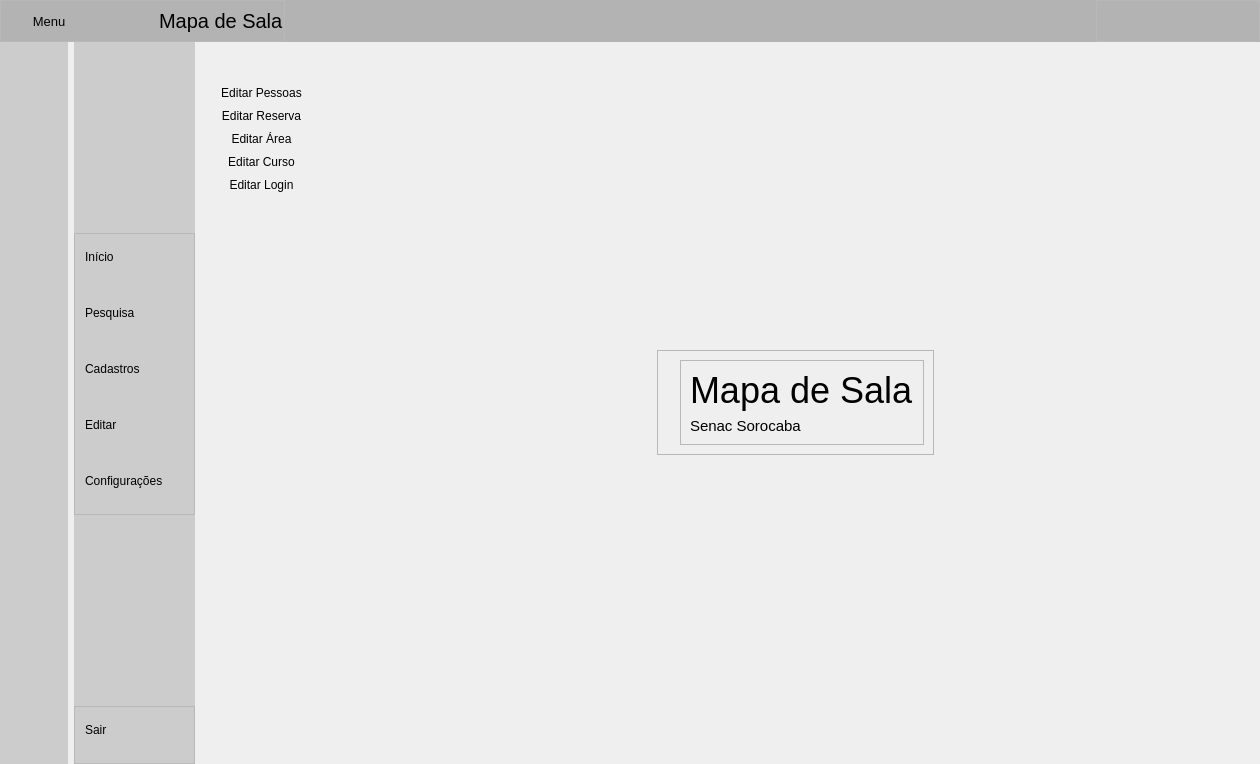
Qt form App/view/ui/home.ui (Senac-SOR-ADS/Mapa-de-Sala) before a commit.
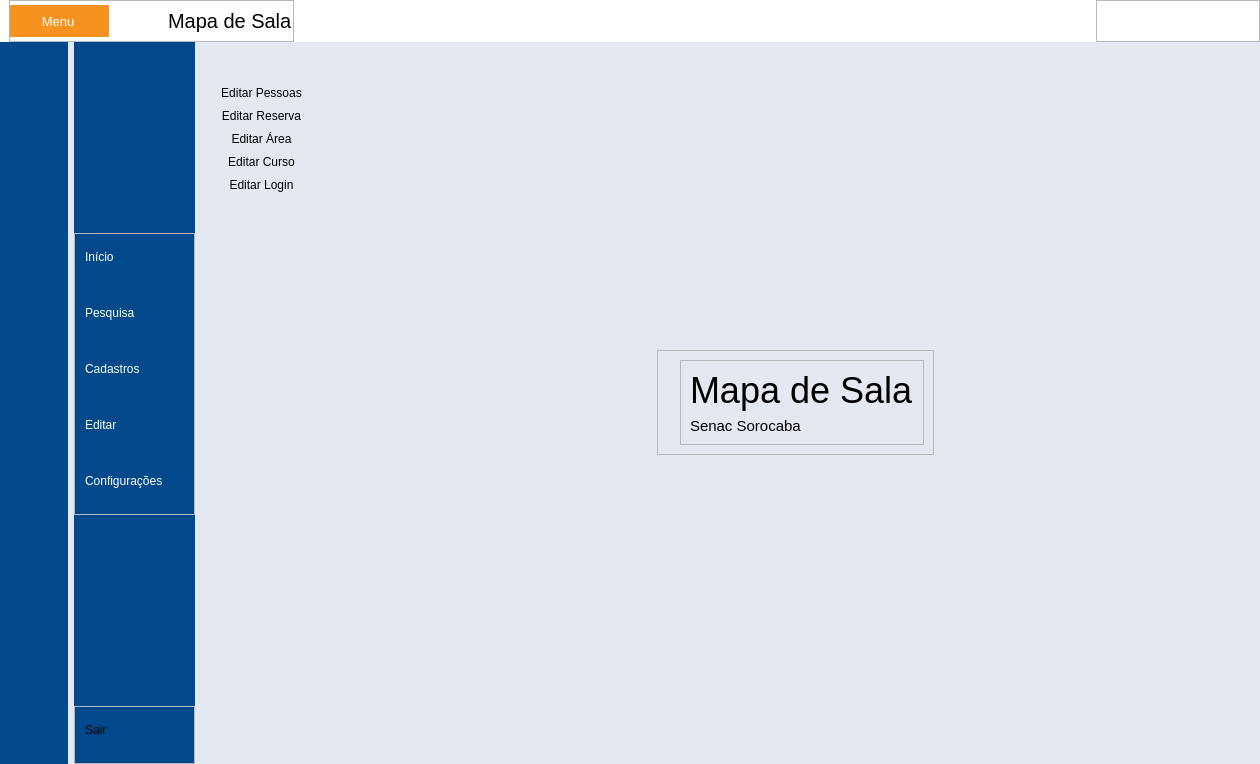
The same form after that commit. Icons and pictures are not drawn.

```diff
--- a/App/view/ui/home.ui
+++ b/App/view/ui/home.ui
@@ -23,7 +23,16 @@
 }
 
 #cabecalho {
-	background-color: rgb(179, 179, 179);
+	background-color: #fff;
+}
+
+#containerGeral {
+	background-color: #e4e8f0;
+
+}
+
+#inicio {
+	background-color: transparent;
 }
 
 #logoTitulo, #btnsJanela {
@@ -31,7 +40,7 @@
 }
 
 #menuSimples, #subMenuLateral {
-	background-color: #ccc;
+	background-color:#01498a;
 }
 
 #btnFecharPagina:hover {
@@ -42,15 +51,18 @@
 
 #suMenuLateral QPushButton {
 	border-radius: 10px;
+	color: #fff;
 }
 
 #frameBtns QPushButton {
 	border-top-left-radius: 10px;
 	border-bottom-left-radius: 10px;
+	color: #fff;
 }
 
 #menuSimples QPushButton {
 	border-radius: 10px;
+	color: #fff;
 }
 
 
@@ -59,7 +71,8 @@
 }
 
 #subMenuLateral  QPushButton:checked, #menuSimples QPushButton:checked{
-	background-color: skyblue;
+	background-color: #f6921e;
+	color: #fff;
 }
 
 #btnTelaCheia:hover {
@@ -89,12 +102,14 @@
 }
 
 #btnMenu {
-	
+	color: #fff;
+	background-color: #f6921e;
 	padding: 0;
 	padding-right: 3px;
 }
 
 #btnFecharMenuQuebrado {
+	background-color: #f6921e;
 	border: none;
 	background-color: none;
 }</string>
@@ -153,7 +168,7 @@
          </property>
          <layout class="QHBoxLayout" name="horizontalLayout_2">
           <property name="leftMargin">
-           <number>0</number>
+           <number>9</number>
           </property>
           <property name="topMargin">
            <number>0</number>
```
Left out of the diff: 5 changed lines with no effect on the pictures.
